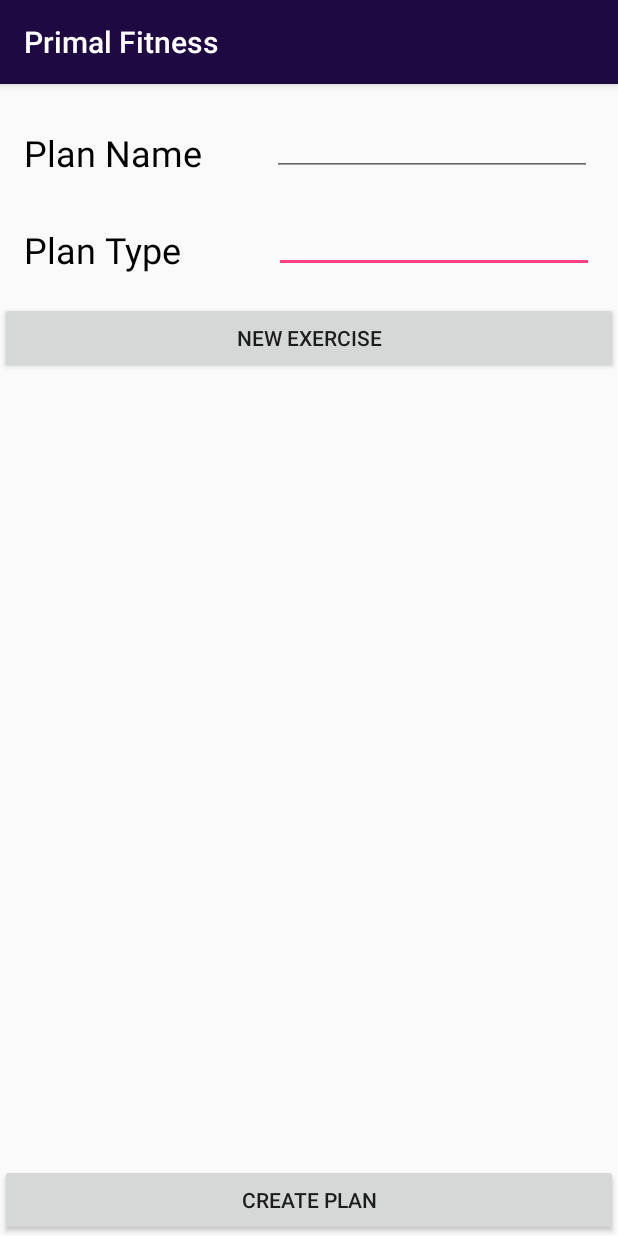
After one commit to crobertson97/Primal-Fitness-Honours-Project, an Android app: the FitnessCreationActivity screen opened directly, with no data from a screen before it, on a phone screen of 412 x 824 dp. The commit adds this screen. Run offline under Robolectric (Android 15) with nearby library versions, the light colour scheme and no system bars; libraries missing offline, so code that uses them is left out: com.microsoft.windowsazure.

Commit message:
Ability to Add Plans then store into an array list for pushing to cloud for storing Pop up window created

```diff
--- a/app/src/main/AndroidManifest.xml
+++ b/app/src/main/AndroidManifest.xml
@@ -34,7 +34,8 @@
             android:name=".PlansActivity"
             android:screenOrientation="portrait" />
         <activity android:name=".NutritionActivity" />
-        <activity android:name=".FitnessActivity"></activity>
+        <activity android:name=".FitnessActivity" />
+        <activity android:name=".FitnessCreationActivity"></activity>
     </application>
 
 </manifest>
--- /dev/null
+++ b/app/src/main/java/com/example/crobe/primalfitness/FitnessCreationActivity.java
@@ -0,0 +1,77 @@
+package com.example.crobe.primalfitness;
+
+import android.app.Dialog;
+import android.content.Intent;
+import android.graphics.Color;
+import android.graphics.drawable.ColorDrawable;
+import android.os.Bundle;
+import android.support.v7.app.AppCompatActivity;
+import android.util.Log;
+import android.view.View;
+import android.widget.Button;
+import android.widget.EditText;
+import android.widget.Toast;
+
+import com.microsoft.windowsazure.mobileservices.MobileServiceClient;
+import com.microsoft.windowsazure.mobileservices.table.MobileServiceTable;
+
+import java.lang.reflect.Array;
+import java.util.ArrayList;
+import java.util.List;
+
+public class FitnessCreationActivity extends AppCompatActivity implements View.OnClickListener{
+
+    private MobileServiceClient mClient;
+    private MobileServiceTable<UserItem> mUserTable;
+    private Dialog myDialog;
+    private Button submit;
+    private EditText exercise, sets, reps, rest;
+    private List<String[]> array;
+
+    @Override
+    protected void onCreate(Bundle savedInstanceState) {
+        super.onCreate(savedInstanceState);
+        setContentView(R.layout.activity_fitness_creation);
+        myDialog = new Dialog(this);
+        array = new ArrayList<String[]>();
+    }
+
+    public void ShowPopup(View v) {
+        myDialog.setContentView(R.layout.pop_fitness);
+        submit = (Button) myDialog.findViewById(R.id.submitExercise);
+        submit.setOnClickListener(this);
+        exercise = (EditText) myDialog.findViewById(R.id.exerciseName);
+        sets = (EditText) myDialog.findViewById(R.id.suggestedSets);
+        reps = (EditText) myDialog.findViewById(R.id.suggestedReps);
+        rest = (EditText) myDialog.findViewById(R.id.suggestedRest);
+        myDialog.show();
+    }
+
+    @Override
+    public void onClick(View view) {
+        switch (view.getId()){
+            case R.id.submitExercise:
+                if(checkInputs()){
+                    array.add(new String[]{exercise.getText().toString(), sets.getText().toString(), reps.getText().toString(), rest.getText().toString()});
+
+                    myDialog.dismiss();
+                    for (String[] arra : array){
+                        for(int i=0; i< arra.length; i++)
+                        Log.d("FitnessCreationActivity","here: " + arra[i]);
+                    }
+                }
+                break;
+            case R.id.createPlan:
+                break;
+        }
+    }
+
+    private boolean checkInputs() {
+        if(exercise.getText().toString().isEmpty() || sets.getText().toString().isEmpty() || reps.getText().toString().isEmpty() || rest.getText().toString().isEmpty()){
+            Toast.makeText(this, "Please enter values into all fields", Toast.LENGTH_LONG).show();
+            return false;
+        }else {
+            return true;
+        }
+    }
+}
--- /dev/null
+++ b/app/src/main/java/com/example/crobe/primalfitness/FitnessPlanAdapter.java
@@ -0,0 +1,4 @@
+package com.example.crobe.primalfitness;
+
+public class FitnessPlanAdapter {
+}
--- /dev/null
+++ b/app/src/main/res/layout/activity_fitness_creation.xml
@@ -0,0 +1,97 @@
+<?xml version="1.0" encoding="utf-8"?>
+<android.support.constraint.ConstraintLayout xmlns:android="http://schemas.android.com/apk/res/android"
+    xmlns:app="http://schemas.android.com/apk/res-auto"
+    xmlns:tools="http://schemas.android.com/tools"
+    android:layout_width="match_parent"
+    android:layout_height="match_parent"
+    tools:context=".FitnessCreationActivity"
+    tools:layout_editor_absoluteY="81dp">
+
+    <TextView
+        android:id="@+id/planTypeLabel"
+        android:layout_width="wrap_content"
+        android:layout_height="wrap_content"
+        android:layout_marginStart="16dp"
+        android:layout_marginTop="94dp"
+        android:text="Plan Type"
+        android:textColor="@android:color/background_dark"
+        android:textSize="24sp"
+        app:layout_constraintStart_toStartOf="parent"
+        app:layout_constraintTop_toTopOf="parent" />
+
+    <EditText
+        android:id="@+id/editText2"
+        android:layout_width="wrap_content"
+        android:layout_height="wrap_content"
+        android:layout_marginBottom="19dp"
+        android:layout_marginEnd="16dp"
+        android:ems="10"
+        android:inputType="textPersonName"
+        app:layout_constraintBottom_toTopOf="@+id/scrollView2"
+        app:layout_constraintEnd_toEndOf="parent" />
+
+    <Button
+        android:id="@+id/createPlan"
+        android:layout_width="0dp"
+        android:layout_height="wrap_content"
+        android:text="Create Plan"
+        app:layout_constraintBottom_toBottomOf="parent"
+        app:layout_constraintEnd_toEndOf="parent"
+        app:layout_constraintStart_toStartOf="parent" />
+
+    <ScrollView
+        android:id="@+id/scrollView2"
+        android:layout_width="0dp"
+        android:layout_height="0dp"
+        android:layout_marginBottom="47dp"
+        android:layout_marginTop="51dp"
+        app:layout_constraintBottom_toBottomOf="parent"
+        app:layout_constraintEnd_toEndOf="parent"
+        app:layout_constraintStart_toStartOf="parent"
+        app:layout_constraintTop_toTopOf="@+id/planTypeLabel">
+
+        <LinearLayout
+            android:layout_width="match_parent"
+            android:layout_height="wrap_content"
+            android:orientation="vertical" >
+
+            <Button
+                android:onClick="ShowPopup"
+                android:id="@+id/addExercise"
+                android:layout_width="match_parent"
+                android:layout_height="wrap_content"
+                android:text="New exercise" />
+
+            <ListView
+                android:id="@+id/listViewToDo"
+                android:layout_width="match_parent"
+                android:layout_height="wrap_content"
+                tools:listitem="@layout/exercise_row_list"
+                android:padding="6dip" />
+
+        </LinearLayout>
+    </ScrollView>
+
+    <EditText
+        android:id="@+id/editText"
+        android:layout_width="wrap_content"
+        android:layout_height="wrap_content"
+        android:layout_marginEnd="17dp"
+        android:layout_marginTop="16dp"
+        android:ems="10"
+        android:inputType="textPersonName"
+        app:layout_constraintEnd_toEndOf="parent"
+        app:layout_constraintTop_toTopOf="parent" />
+
+    <TextView
+        android:id="@+id/planNameLabel"
+        android:layout_width="wrap_content"
+        android:layout_height="wrap_content"
+        android:layout_marginStart="16dp"
+        android:layout_marginTop="29dp"
+        android:text="Plan Name"
+        android:textColor="@android:color/background_dark"
+        android:textSize="24sp"
+        app:layout_constraintStart_toStartOf="parent"
+        app:layout_constraintTop_toTopOf="parent" />
+</android.support.constraint.ConstraintLayout>
--- a/app/src/main/res/values/styles.xml
+++ b/app/src/main/res/values/styles.xml
@@ -8,4 +8,9 @@
         <item name="colorAccent">@color/colorAccent</item>
     </style>
 
+    <style name="AppTheme.CustomTheme">
+        <item name="android:windowIsTranslucent">true</item>
+
+    </style>
+
 </resources>
```
Also changed, not shown: app/src/main/java/com/example/crobe/primalfitness/ExerciseItem.java (added, +85 -0 lines), app/src/main/java/com/example/crobe/primalfitness/FitnessFragment.java (+22 -2 lines), app/src/main/java/com/example/crobe/primalfitness/RegisterAdapter.java (deleted, +0 -69 lines), app/src/main/res/layout/exercise_row_list.xml (added, +16 -0 lines), app/src/main/res/layout/fragment_plan_fitness.xml (+12 -7 lines), app/src/main/res/layout/fragment_plan_nutrition.xml (+7 -3 lines), app/src/main/res/layout/pop_fitness.xml (added, +127 -0 lines).
